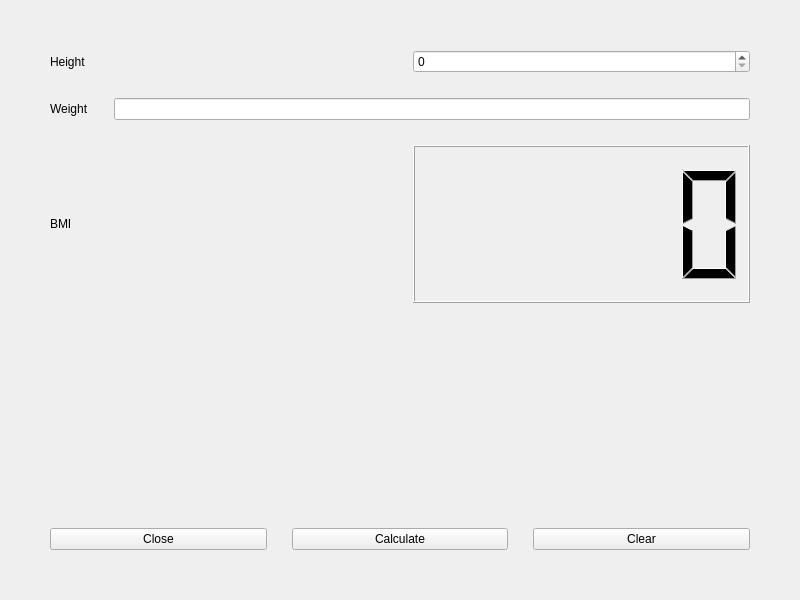
Old version of the form bmiwidget.ui in the repository pranavanrao/QTMyBMI.
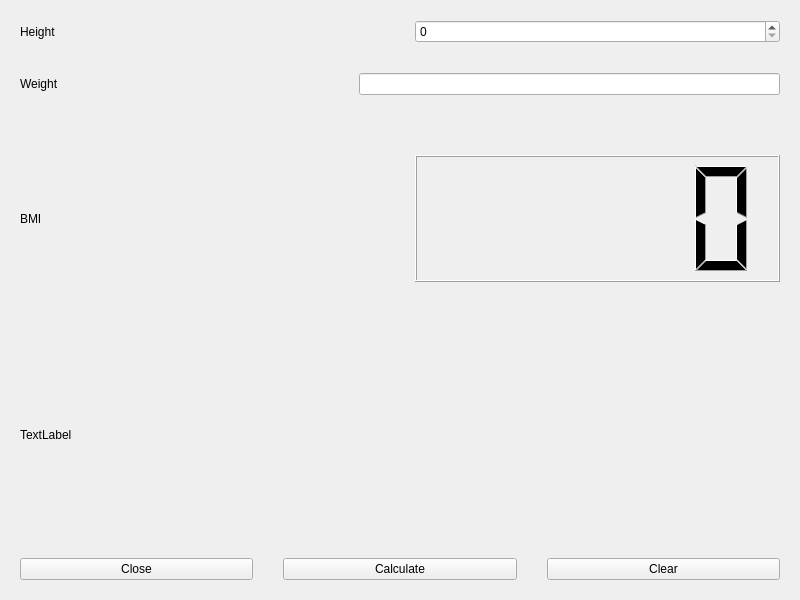
New version of the form.

What changed in the file:
```diff
--- a/bmiwidget.ui
+++ b/bmiwidget.ui
@@ -15,19 +15,19 @@
   </property>
   <layout class="QVBoxLayout" name="verticalLayout">
    <property name="spacing">
-    <number>25</number>
+    <number>30</number>
    </property>
    <property name="leftMargin">
-    <number>50</number>
+    <number>20</number>
    </property>
    <property name="topMargin">
-    <number>50</number>
+    <number>20</number>
    </property>
    <property name="rightMargin">
-    <number>50</number>
+    <number>20</number>
    </property>
    <property name="bottomMargin">
-    <number>50</number>
+    <number>20</number>
    </property>
    <item>
     <layout class="QHBoxLayout" name="horizontalLayout_height">
@@ -49,6 +49,9 @@
    </item>
    <item>
     <layout class="QHBoxLayout" name="horizontalLayout_weight">
+     <property name="spacing">
+      <number>300</number>
+     </property>
      <item>
       <widget class="QLabel" name="label_weight">
        <property name="text">
@@ -63,6 +66,12 @@
    </item>
    <item>
     <layout class="QHBoxLayout" name="horizontalLayout_bmi">
+     <property name="topMargin">
+      <number>30</number>
+     </property>
+     <property name="bottomMargin">
+      <number>30</number>
+     </property>
      <item>
       <widget class="QLabel" name="label_bmi">
        <property name="text">
@@ -75,10 +84,20 @@
      </item>
     </layout>
    </item>
+   <item>
+    <widget class="QLabel" name="label_result">
+     <property name="text">
+      <string>TextLabel</string>
+     </property>
+    </widget>
+   </item>
    <item>
     <layout class="QHBoxLayout" name="horizontalLayout_buttons">
+     <property name="spacing">
+      <number>30</number>
+     </property>
      <property name="topMargin">
-      <number>200</number>
+      <number>0</number>
      </property>
      <item>
       <widget class="QPushButton" name="pb_close">
```
